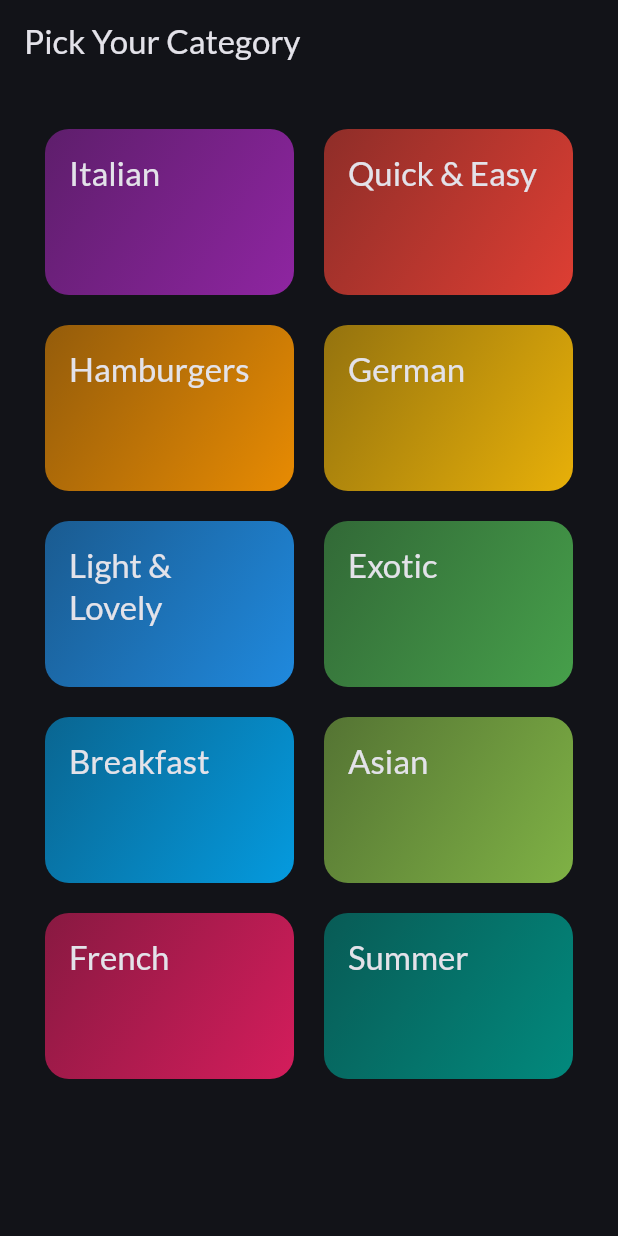
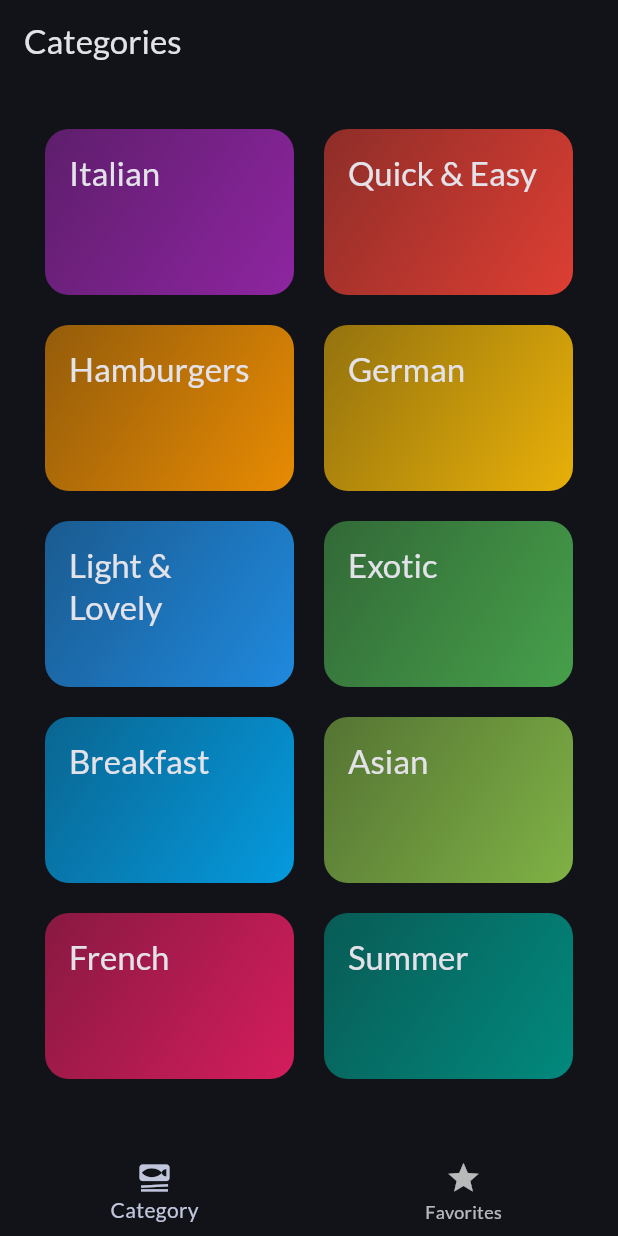
Before and after one commit to YasithCB/meals-app, a Flutter app: the screen it shows after launch, on a phone screen of 412 x 824 dp. Run offline on Flutter 3.47's test engine with Material 2 defaults, Android fonts, the phone set to English and light mode, and no system bars; our stand-ins replace google_fonts, transparent_image.

Commit message:
bottomNavigatorBar added

```diff
--- a/lib/screens/category_screen.dart
+++ b/lib/screens/category_screen.dart
@@ -4,7 +4,6 @@ import 'package:meals_app/widgets/category_grid_item.dart';
 
 import '../data/dummy_data.dart';
 import '../model/Category.dart';
-
 
 class CategoryScreen extends StatelessWidget {
   const CategoryScreen({super.key});
@@ -26,11 +25,7 @@ class CategoryScreen extends StatelessWidget {
 
   @override
   Widget build(BuildContext context) {
-    return Scaffold(
-      appBar: AppBar(
-        title: const Text('Pick Your Category'),
-      ),
-      body: GridView(
+    return GridView(
       padding: const EdgeInsets.all(30),
       gridDelegate: const SliverGridDelegateWithFixedCrossAxisCount(
         crossAxisCount: 2,
@@ -50,7 +45,6 @@ class CategoryScreen extends StatelessWidget {
             },
           ),
       ],
-      ),
     );
   }
 }
--- /dev/null
+++ b/lib/screens/tab_screen.dart
@@ -0,0 +1,51 @@
+import 'package:flutter/material.dart';
+import 'package:meals_app/screens/category_screen.dart';
+import 'package:meals_app/screens/meal_screen.dart';
+
+class TabScreen extends StatefulWidget {
+  const TabScreen({super.key});
+
+  @override
+  State<StatefulWidget> createState() {
+    return _TabScreenState();
+  }
+}
+
+class _TabScreenState extends State<TabScreen> {
+  int _selectedPageIndex = 0;
+
+  void _selectPage(int index) {
+    setState(() {
+      _selectedPageIndex = index;
+    });
+  }
+
+  @override
+  Widget build(BuildContext context) {
+    Widget activePage = const CategoryScreen();
+    var activePageTitle = 'Categories';
+
+    if (_selectedPageIndex == 1) {
+      activePage = const MealScreen(
+        meals: [],
+      );
+      activePageTitle = 'Favorites';
+    }
+
+    return Scaffold(
+      appBar: AppBar(
+        title: Text(activePageTitle),
+      ),
+      body: activePage,
+      bottomNavigationBar: BottomNavigationBar(
+        items: const [
+          BottomNavigationBarItem(
+              icon: Icon(Icons.set_meal), label: 'Category'),
+          BottomNavigationBarItem(icon: Icon(Icons.star), label: 'Favorites'),
+        ],
+        onTap: _selectPage,
+        currentIndex: _selectedPageIndex,
+      ),
+    );
+  }
+}
```
Also changed, not shown: lib/main.dart (+2 -90 lines), lib/screens/meal_details_screen.dart (+48 -5 lines), lib/screens/meal_screen.dart (+7 -3 lines). Lines whose indentation alone changed are shown as unchanged.
